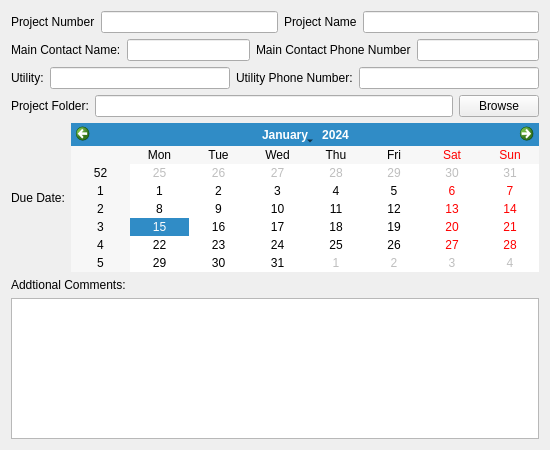
Before: the Qt Designer form Add_Project_GUI.ui in simplesports/ProjectManager, drawn with Qt 5.
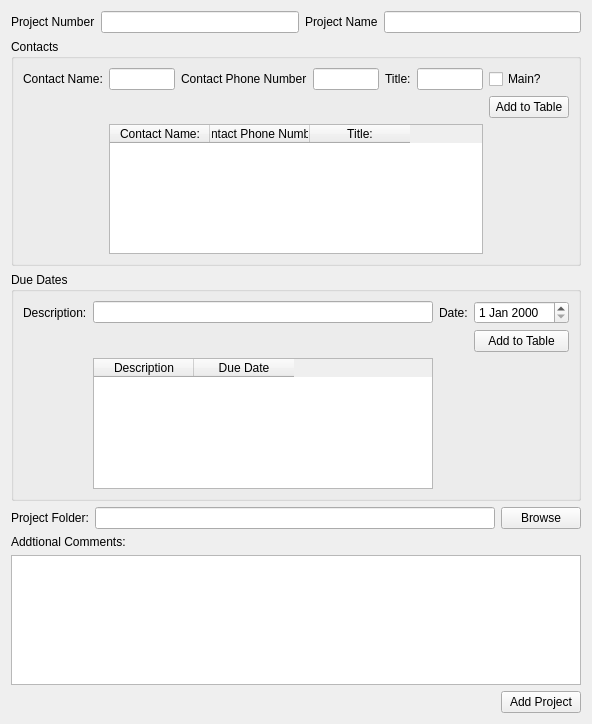
After: the same form once the commit is applied.

What changed in the file:
```diff
--- a/Add_Project_GUI.ui
+++ b/Add_Project_GUI.ui
@@ -6,49 +6,25 @@
    <rect>
     <x>0</x>
     <y>0</y>
-    <width>550</width>
-    <height>450</height>
+    <width>592</width>
+    <height>724</height>
    </rect>
   </property>
   <property name="windowTitle">
    <string>Form</string>
   </property>
   <layout class="QGridLayout" name="gridLayout">
-   <item row="7" column="2">
+   <item row="7" column="1">
     <widget class="QLabel" name="text_Additional_Comments">
      <property name="text">
       <string>Addtional Comments:</string>
      </property>
     </widget>
    </item>
-   <item row="8" column="2">
+   <item row="8" column="1">
     <widget class="QTextEdit" name="textEdit_Additional_Comments"/>
    </item>
-   <item row="4" column="2">
-    <layout class="QHBoxLayout" name="horizontalLayout_4">
-     <item>
-      <widget class="QLabel" name="text_Utility">
-       <property name="text">
-        <string>Utility:</string>
-       </property>
-      </widget>
-     </item>
-     <item>
-      <widget class="QLineEdit" name="UserInput_Utility"/>
-     </item>
-     <item>
-      <widget class="QLabel" name="text_Utility_PhoneNumber">
-       <property name="text">
-        <string>Utility Phone Number:</string>
-       </property>
-      </widget>
-     </item>
-     <item>
-      <widget class="QLineEdit" name="UserInput_Utility_Phone_Number"/>
-     </item>
-    </layout>
-   </item>
-   <item row="0" column="2">
+   <item row="0" column="1">
     <layout class="QHBoxLayout" name="horizontalLayout">
      <item>
       <widget class="QLabel" name="text_Project_Number">
@@ -72,31 +48,157 @@
      </item>
     </layout>
    </item>
-   <item row="3" column="2">
-    <layout class="QHBoxLayout" name="horizontalLayout_2">
+   <item row="10" column="1">
+    <layout class="QHBoxLayout" name="horizontalLayout_5">
      <item>
-      <widget class="QLabel" name="text_Main_Contact_name">
-       <property name="text">
-        <string>Main Contact Name:</string>
+      <spacer name="horizontalSpacer">
+       <property name="orientation">
+        <enum>Qt::Horizontal</enum>
        </property>
-      </widget>
+       <property name="sizeHint" stdset="0">
+        <size>
+         <width>40</width>
+         <height>20</height>
+        </size>
+       </property>
+      </spacer>
      </item>
      <item>
-      <widget class="QLineEdit" name="UserInput_Main_Contact_Name"/>
-     </item>
-     <item>
-      <widget class="QLabel" name="text_Main_Contact_PhoneNumber">
+      <widget class="QPushButton" name="Button_Add_Project">
        <property name="text">
-        <string>Main Contact Phone Number</string>
+        <string>Add Project</string>
        </property>
       </widget>
      </item>
-     <item>
-      <widget class="QLineEdit" name="UserInput_Main_Contact_PhoneNumber"/>
-     </item>
     </layout>
    </item>
-   <item row="5" column="2">
+   <item row="5" column="1">
+    <widget class="QGroupBox" name="groupBox_DueDates">
+     <property name="title">
+      <string>Due Dates</string>
+     </property>
+     <layout class="QGridLayout" name="gridLayout_3">
+      <item row="0" column="0">
+       <layout class="QGridLayout" name="gridLayout_2">
+        <item row="1" column="1">
+         <widget class="QLineEdit" name="UserInput_Description"/>
+        </item>
+        <item row="1" column="0">
+         <widget class="QLabel" name="text_Description">
+          <property name="text">
+           <string>Description:</string>
+          </property>
+         </widget>
+        </item>
+        <item row="1" column="2">
+         <widget class="QLabel" name="text_date">
+          <property name="text">
+           <string>Date:</string>
+          </property>
+         </widget>
+        </item>
+        <item row="1" column="3">
+         <widget class="QDateEdit" name="dateEdit"/>
+        </item>
+        <item row="2" column="3">
+         <widget class="QPushButton" name="Button_Add_To_Table_Due_Dates">
+          <property name="text">
+           <string>Add to Table</string>
+          </property>
+         </widget>
+        </item>
+        <item row="3" column="1">
+         <widget class="QTableWidget" name="tableWidget_Dates">
+          <column>
+           <property name="text">
+            <string>Description</string>
+           </property>
+          </column>
+          <column>
+           <property name="text">
+            <string>Due Date</string>
+           </property>
+          </column>
+         </widget>
+        </item>
+       </layout>
+      </item>
+     </layout>
+    </widget>
+   </item>
+   <item row="4" column="1">
+    <widget class="QGroupBox" name="groupBox">
+     <property name="title">
+      <string>Contacts</string>
+     </property>
+     <layout class="QGridLayout" name="gridLayout_4">
+      <item row="0" column="0">
+       <widget class="QLabel" name="text_Contact_name">
+        <property name="text">
+         <string>Contact Name:</string>
+        </property>
+       </widget>
+      </item>
+      <item row="0" column="1">
+       <widget class="QLineEdit" name="UserInput_Main_Contact_Name"/>
+      </item>
+      <item row="0" column="3">
+       <widget class="QLineEdit" name="UserInput_Main_Contact_PhoneNumber"/>
+      </item>
+      <item row="0" column="2">
+       <widget class="QLabel" name="text_Contact_PhoneNumber">
+        <property name="text">
+         <string>Contact Phone Number</string>
+        </property>
+       </widget>
+      </item>
+      <item row="0" column="4">
+       <widget class="QLabel" name="label">
+        <property name="text">
+         <string>Title:</string>
+        </property>
+       </widget>
+      </item>
+      <item row="0" column="5">
+       <widget class="QLineEdit" name="lineEdit"/>
+      </item>
+      <item row="0" column="6">
+       <widget class="QCheckBox" name="checkBox">
+        <property name="text">
+         <string>Main?</string>
+        </property>
+       </widget>
+      </item>
+      <item row="1" column="6">
+       <widget class="QPushButton" name="Button_Add_To_Table_Contacts">
+        <property name="text">
+         <string>Add to Table</string>
+        </property>
+       </widget>
+      </item>
+      <item row="2" column="1" colspan="5">
+       <widget class="QTableWidget" name="tableWidget">
+        <column>
+         <property name="text">
+          <string>Contact Name:</string>
+         </property>
+        </column>
+        <column>
+         <property name="text">
+          <string>Contact Phone Number:</string>
+         </property>
+        </column>
+        <column>
+         <property name="text">
+          <string>Title:</string>
+         </property>
+        </column>
+       </widget>
+      </item>
+     </layout>
+    </widget>
+   </item>
+   <item row="6" column="1">
     <layout class="QHBoxLayout" name="horizontalLayout_3">
      <item>
       <widget class="QLabel" name="text_Project_Folder">
@@ -117,20 +219,6 @@
      </item>
     </layout>
    </item>
-   <item row="6" column="2">
-    <layout class="QHBoxLayout" name="horizontalLayout_5">
-     <item>
-      <widget class="QLabel" name="label">
-       <property name="text">
-        <string>Due Date:</string>
-       </property>
-      </widget>
-     </item>
-     <item>
-      <widget class="QCalendarWidget" name="calendarWidget"/>
-     </item>
-    </layout>
-   </item>
   </layout>
  </widget>
  <resources/>
```
Left out of the diff: 4 changed lines with no effect on the pictures.
